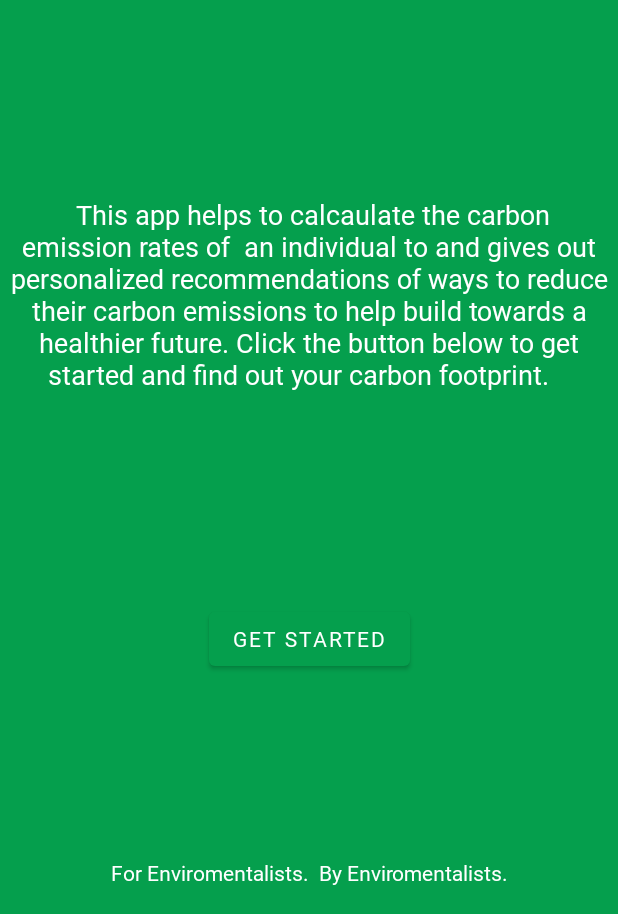
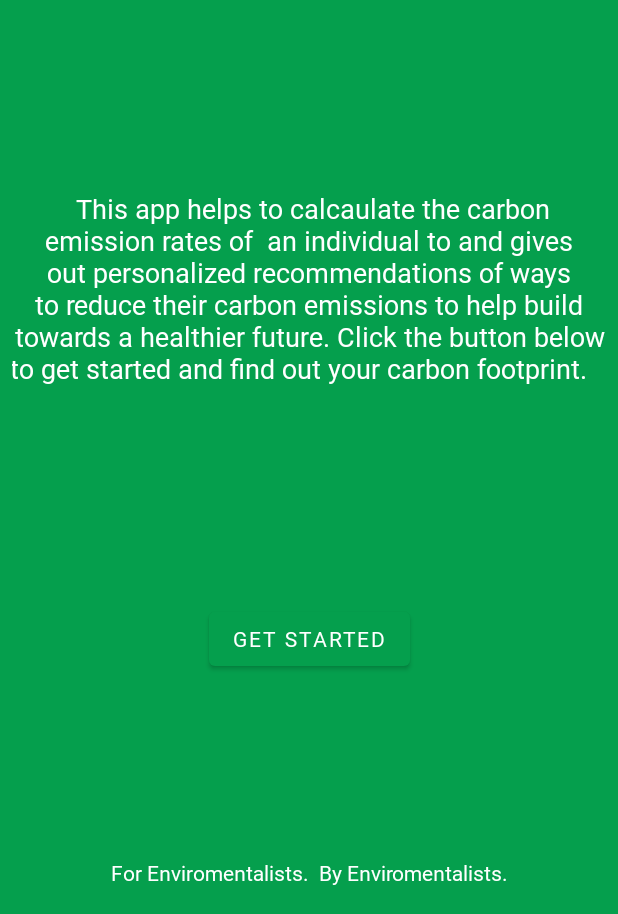
Before and after one commit to RisTEC/CarbonCoefficient, an Android app: the screen it shows after launch (MainActivity), on a phone screen of 412 x 824 dp, the part 322-1236 px from its top. Run offline under Robolectric (Android 15) with nearby library versions, the phone set to English and light mode, and no system bars.

Commit message:
Final Commit

```diff
--- a/app/src/main/res/layout/activity_main.xml
+++ b/app/src/main/res/layout/activity_main.xml
@@ -59,10 +59,10 @@
 
     <TextView
         android:id="@+id/textView2"
-        android:layout_width="407dp"
-        android:layout_height="160dp"
-        android:layout_marginStart="16dp"
-        android:layout_marginEnd="16dp"
+        android:layout_width="0dp"
+        android:layout_height="wrap_content"
+        android:layout_marginStart="8dp"
+        android:layout_marginEnd="8dp"
         android:fontFamily="@font/latoblack"
         android:gravity="center"
 
@@ -73,7 +73,7 @@
         app:layout_constraintEnd_toEndOf="parent"
         app:layout_constraintStart_toStartOf="parent"
         app:layout_constraintTop_toBottomOf="@+id/textView16"
-        app:layout_constraintVertical_bias="0.48000002" />
+        app:layout_constraintVertical_bias="0.467" />
 
     <Button
         android:id="@+id/button"
--- a/app/src/main/res/values-night/themes.xml
+++ /dev/null
@@ -1,16 +0,0 @@
-<resources xmlns:tools="http://schemas.android.com/tools">
-    <!-- Base application theme. -->
-    <style name="Theme.MainActivity" parent="Theme.MaterialComponents.DayNight.DarkActionBar">
-        <!-- Primary brand color. -->
-        <item name="colorPrimary">@color/purple_200</item>
-        <item name="colorPrimaryVariant">@color/purple_700</item>
-        <item name="colorOnPrimary">@color/black</item>
-        <!-- Secondary brand color. -->
-        <item name="colorSecondary">@color/teal_200</item>
-        <item name="colorSecondaryVariant">@color/teal_200</item>
-        <item name="colorOnSecondary">@color/black</item>
-        <!-- Status bar color. -->
-        <item name="android:statusBarColor" tools:targetApi="l">?attr/colorPrimaryVariant</item>
-        <!-- Customize your theme here. -->
-    </style>
-</resources>
--- a/app/src/main/res/values/themes.xml
+++ b/app/src/main/res/values/themes.xml
@@ -17,6 +17,6 @@
         <item name="windowActionBar">false</item>
         <item name="windowNoTitle">true</item>
     </style>
-    <style name="Theme.MainActivity.AppBarOverlay" parent="ThemeOverlay.AppCompat.Dark.ActionBar" />
+    <style name="Theme.MainActivity.AppBarOverlay" parent="ThemeOverlay.AppCompat.Light" />
     <style name="Theme.MainActivity.PopupOverlay" parent="ThemeOverlay.AppCompat.Light" />
 </resources>
```
